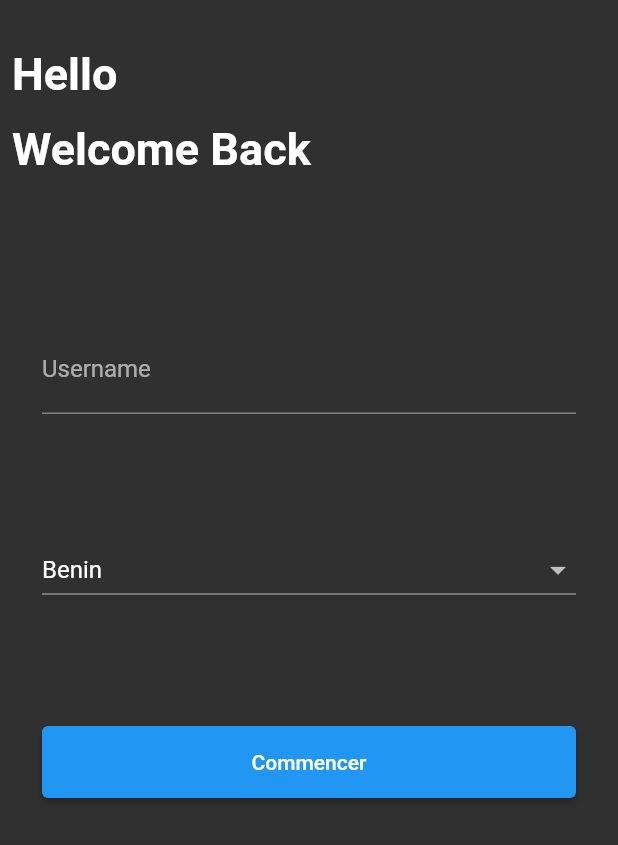
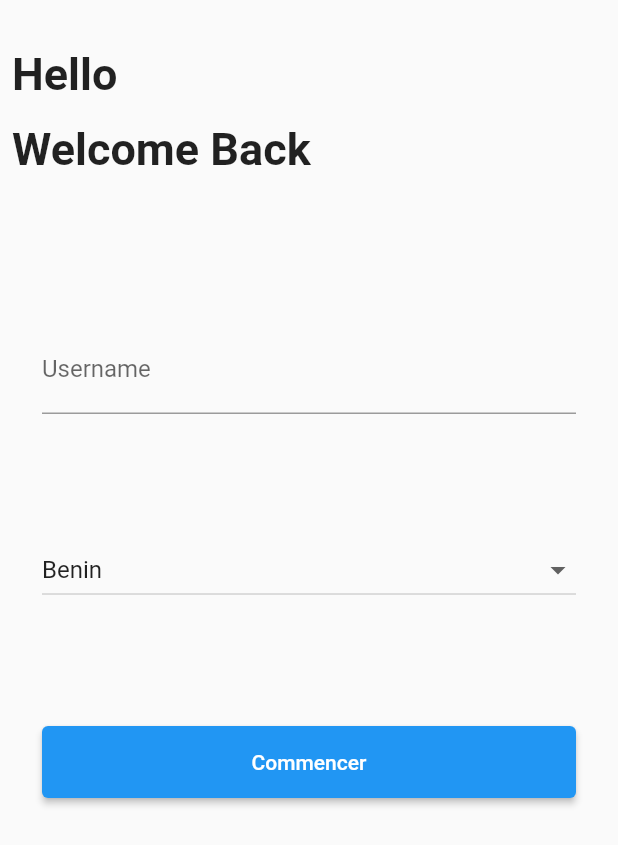
Before and after one commit to Emaahs3/Weather, a Flutter app: the screen it shows after launch, on a phone screen of 412 x 824 dp. Shown: the top 845 px of the screen. Run offline on Flutter 3.47's test engine with Material 2 defaults, Android fonts, the phone set to English and light mode, and no system bars; our stand-ins replace shared_preferences.

Commit message:
add content of  class provider and sharedpreferences

```diff
--- /dev/null
+++ b/my_weather/lib/constants/modeltheme.dart
@@ -0,0 +1,2 @@
+import 'package:shared_preferences/shared_preferences.dart';
+import 'package:flutter/material.dart';
--- a/my_weather/lib/main.dart
+++ b/my_weather/lib/main.dart
@@ -11,7 +11,7 @@ class MainApp extends StatelessWidget {
   @override
   Widget build(BuildContext context) {
     return MaterialApp(
-      theme: ThemeData.dark(),
+      theme: ThemeData.light(),
       debugShowCheckedModeBanner: false,
       home: const Register(),
     );
```
Also changed, not shown: my_weather/lib/constants/mythemepreference.dart (added), my_weather/lib/constants/provider.dart (deleted), my_weather/lib/constants/sharedPreferences.dart (deleted).
